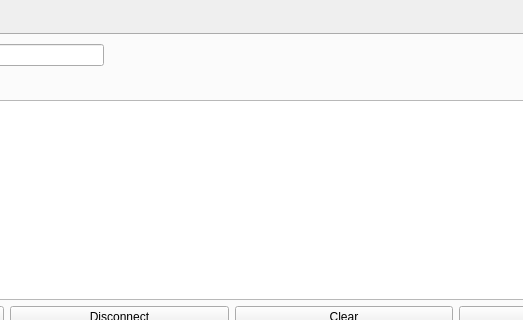
This is gpsgui.ui in nasa-jpl/gpsGUI as Qt 5 draws it before an edit; both pictures show x 234 to 757 and y 0 to 320 of the 931 by 929 pixel window. The edited form follows.
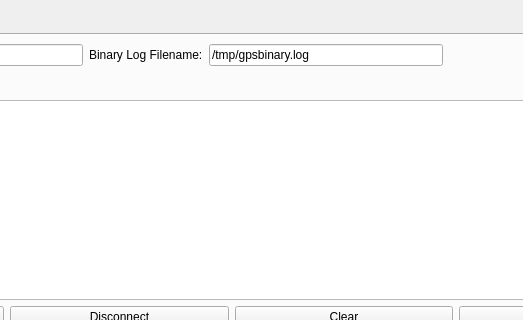
This is the edited form. The open tabs and pages were chosen to show the change. Custom widgets are drawn as their Qt base class.

Commit message: Added binary logging to the GPS code.

Diff of the .ui file:
```diff
--- a/gpsgui.ui
+++ b/gpsgui.ui
@@ -652,6 +652,20 @@
             </property>
            </widget>
           </item>
+          <item>
+           <widget class="QLabel" name="label_9">
+            <property name="text">
+             <string>Binary Log Filename:</string>
+            </property>
+           </widget>
+          </item>
+          <item>
+           <widget class="QLineEdit" name="gpsBinLogEdit">
+            <property name="text">
+             <string>/tmp/gpsbinary.log</string>
+            </property>
+           </widget>
+          </item>
           <item>
            <spacer name="horizontalSpacer">
             <property name="orientation">
```
Left out of the diff: 2 changed lines with no effect on the pictures. The commit also changes 6 other files.
